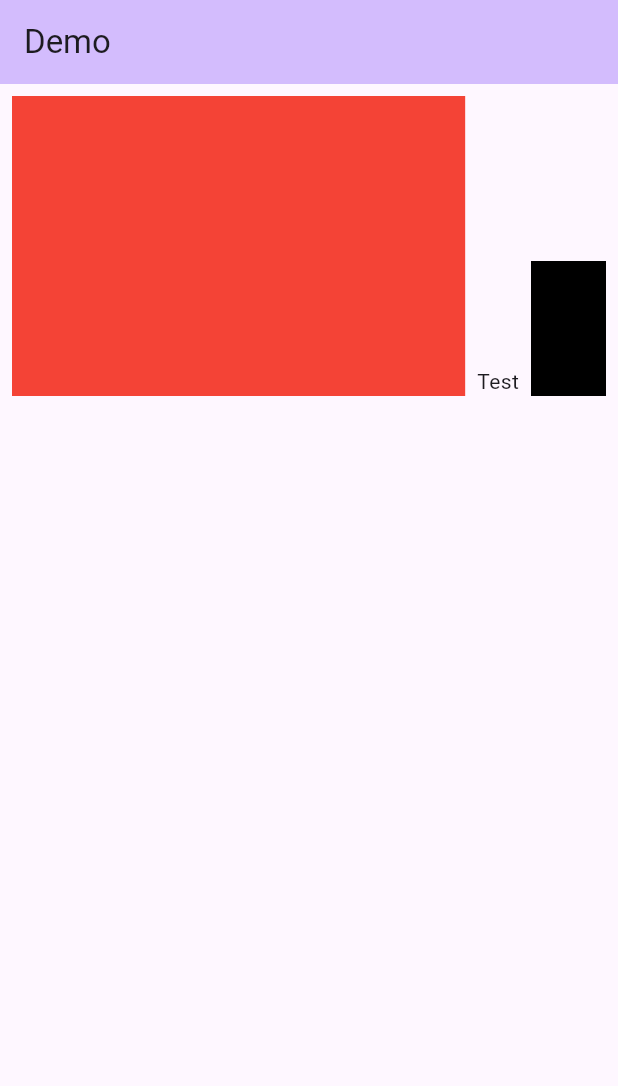
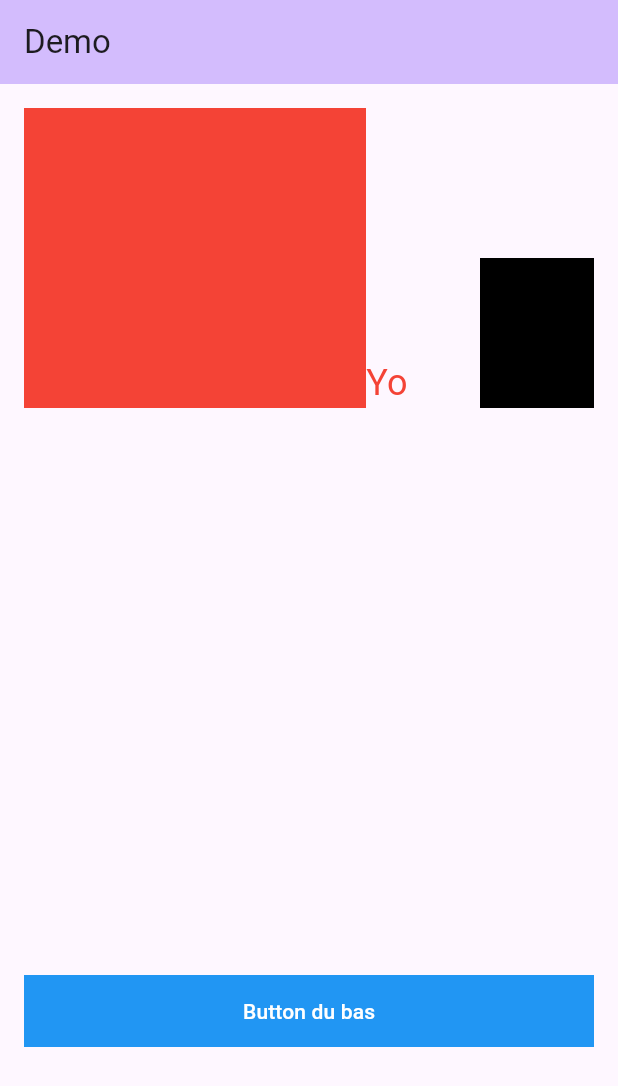
Before and after one commit to NadimJamil/app_mobile_av_5n6, a Flutter app: the screen it shows after launch, on a phone screen of 412 x 824 dp. Shown: the top 1086 px of the screen. Run offline on Flutter 3.47's test engine with Material 3 defaults, Android fonts, the phone set to English and light mode, and no system bars.

Commit message:
FCT Fin pas si simple

```diff
--- a/MiseEnPage/pas_simple/lib/main.dart
+++ b/MiseEnPage/pas_simple/lib/main.dart
@@ -42,29 +42,32 @@ class _MyHomePageState extends State<MyHomePage> {
         title: Text(widget.title),
       ),
 
-      body: Column(
+      body: Padding(
+        padding: const EdgeInsets.all(16.0),
+        child: Column(
           children: [
-          Padding(
-            padding: const EdgeInsets.all(8.0),
-            child: SizedBox(
-              height: 200,
-              child: Row(
+            Row(
               crossAxisAlignment: CrossAxisAlignment.end,
               children: [
-                  Expanded(flex:3,child: Container(
-                      color : Colors.red),
-                  ),
-                  const SizedBox(width: 8),
-                  Text("Test"),
-                  const SizedBox(width: 8),
-                  Container(
+                Expanded(
+                  flex: 3,
+                    child: Container(
+                  width: 150,
+                  height: 200,
+                  color: Colors.red,
+                )),
+                Expanded(
+                  flex: 1,
+                    child: Container(
+                  child: Text("Yo", style: TextStyle(color: Colors.red, fontSize: 24),),
+                )),
+                Expanded(
+                    flex: 1,
+                    child: Container(
                       color: Colors.black,
-                    width: 50,
-                    height: 90,
-                  )
+                      height: 100,
+                    ))
               ],
-              ),
-            ),
             ),
             Expanded(flex: 1, child:
             Row(
@@ -73,13 +76,21 @@ class _MyHomePageState extends State<MyHomePage> {
             ),
             Expanded(flex: 1, child:
             Row(
+              mainAxisAlignment: MainAxisAlignment.end,
                 children: [
-
+                  Expanded(flex: 1 ,child:
+                  Container(
+                    color: Colors.blue,
+                    child: TextButton(onPressed: () {}, child: const Text("Button du bas", style: TextStyle(color: Colors.white),)),
+                  ),
+                  ),
+                  // TextButton(onPressed: () {}, child: const Text("Boutton du bas", style: TextStyle(color: Colors.white),))
                 ]
             ),
             )
           ],
         ),
+      ),
     );
   }
 }
```
Lines whose indentation alone changed are shown as unchanged.
